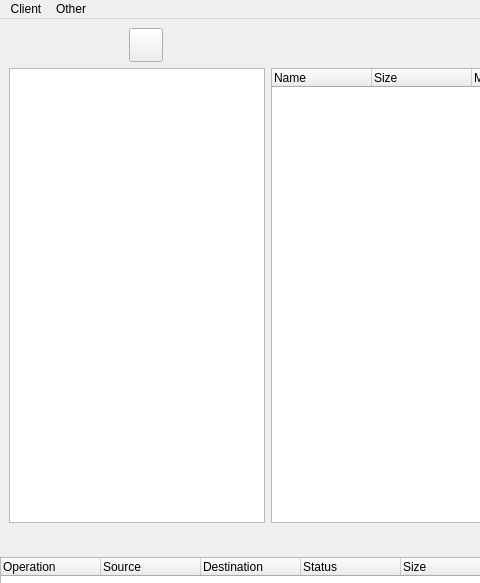
This is forms/main_window.ui in Communist02/agile as Qt 5 draws it before an edit; both pictures show x 0 to 480 and y 0 to 583 of the 1033 by 771 pixel window. The edited form follows.
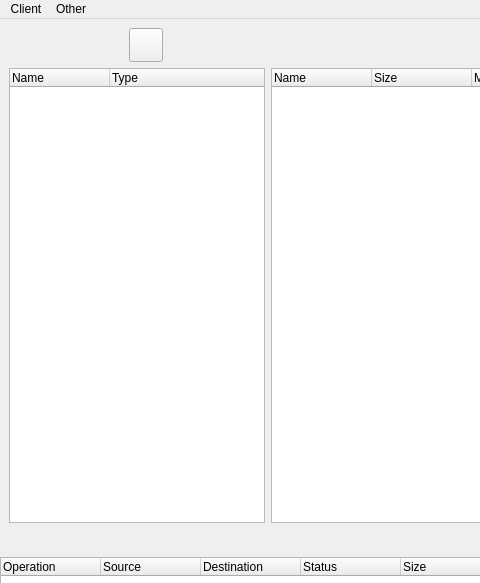
This is the edited form. Icons and pictures are not drawn.

```diff
--- a/forms/main_window.ui
+++ b/forms/main_window.ui
@@ -198,13 +198,23 @@
     <item>
      <layout class="QHBoxLayout" name="horizontalLayout_2">
       <item>
-       <widget class="QListWidget" name="disk_list">
+       <widget class="QTreeWidget" name="tree_remotes">
         <property name="sizePolicy">
-         <sizepolicy hsizetype="Minimum" vsizetype="Expanding">
+         <sizepolicy hsizetype="Preferred" vsizetype="Expanding">
           <horstretch>0</horstretch>
           <verstretch>0</verstretch>
          </sizepolicy>
         </property>
+        <column>
+         <property name="text">
+          <string>Name</string>
+         </property>
+        </column>
+        <column>
+         <property name="text">
+          <string>Type</string>
+         </property>
+        </column>
        </widget>
       </item>
       <item>
```
Left out of the diff: 4 changed lines with no effect on the pictures.
